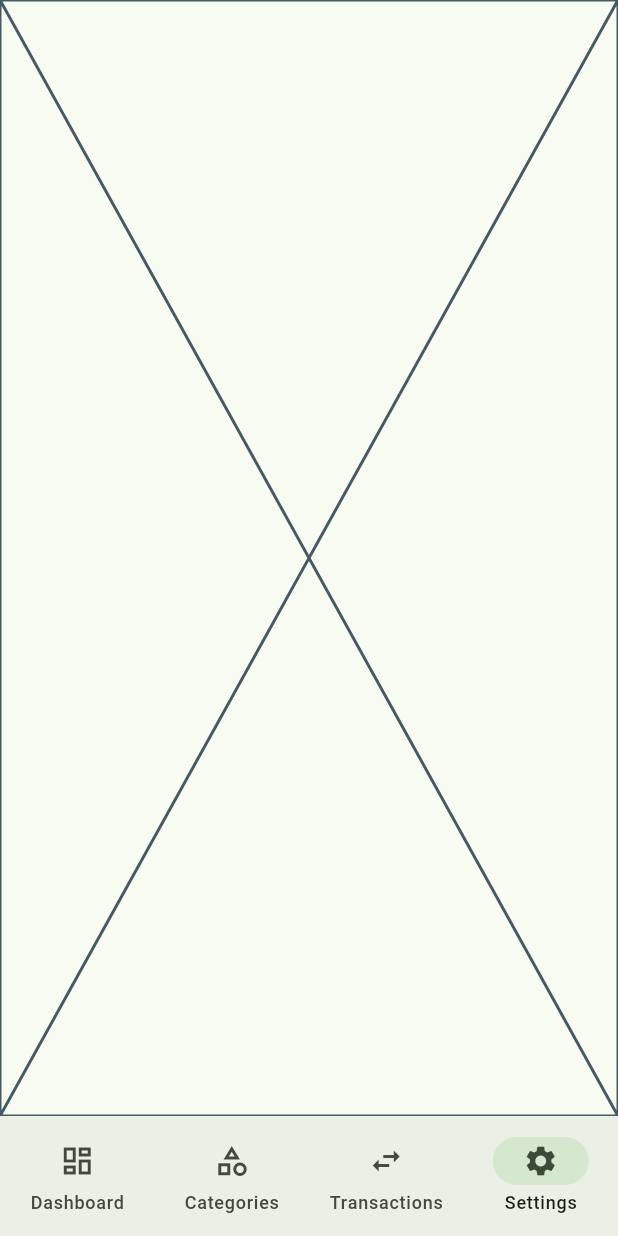
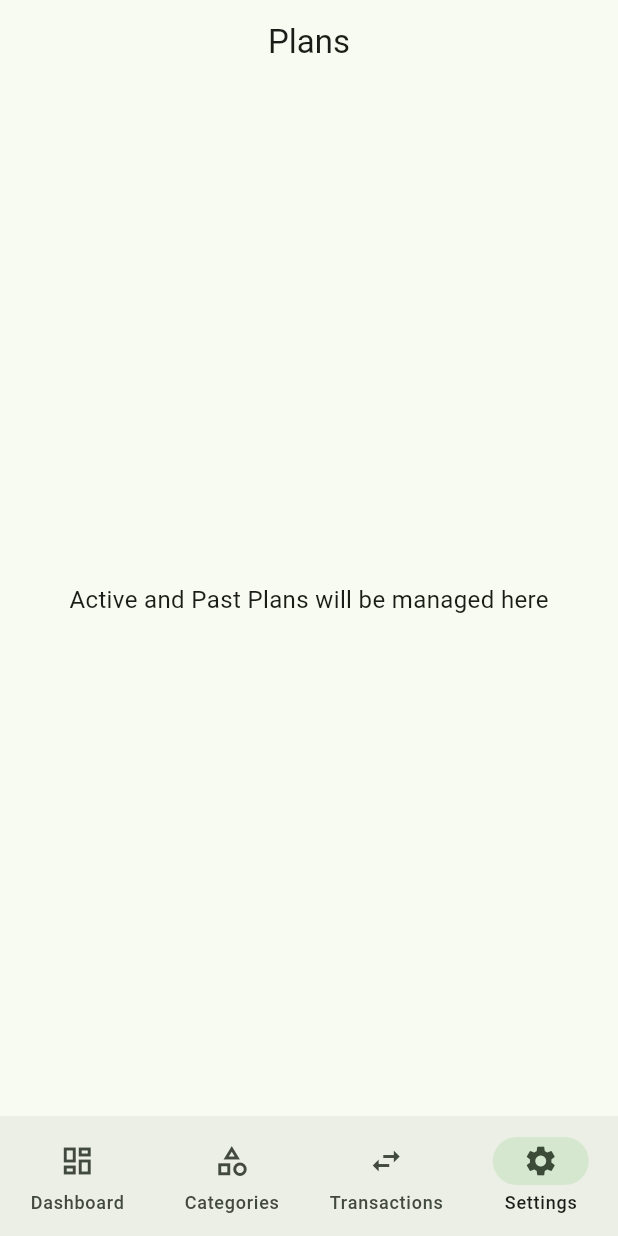
Before and after one commit to barakavic/ba_102, a Flutter app: the screen it shows after launch, item 4 of the bottom bar chosen, on a phone screen of 412 x 824 dp. Run offline on Flutter 3.47's test engine with Material 3 defaults, Android fonts, the phone set to English and light mode, and no system bars; our stand-ins replace flutter_riverpod.

Commit message:
feat: Implement main navigation and add feature pages for categories, plans, settings, and transactions

```diff
--- /dev/null
+++ b/ba_102_fe/lib/features/plans/presentation/plans_page.dart
@@ -0,0 +1,26 @@
+import 'package:flutter/material.dart';
+import 'package:flutter_riverpod/flutter_riverpod.dart';
+
+class PlansPage extends ConsumerWidget{
+  const PlansPage({super.key});
+
+  @override
+  Widget build(BuildContext context, WidgetRef ref) {
+   return Scaffold(
+    appBar: AppBar(
+      title: const Text("Plans"),
+      centerTitle: true,
+    ),
+
+    body: Center(
+      child: Text("Active and Past Plans will be managed here",
+      style: TextStyle(fontSize: 16.0),),
+    ),
+
+
+
+
+   );
+    // throw UnimplementedError();
+  }
+}
--- a/ba_102_fe/lib/main_navigation.dart
+++ b/ba_102_fe/lib/main_navigation.dart
@@ -1,3 +1,7 @@
+import 'package:ba_102_fe/features/categories/presentation/categories_page.dart';
+import 'package:ba_102_fe/features/plans/presentation/plans_page.dart';
+import 'package:ba_102_fe/features/settings/presentation/settings_page.dart';
+import 'package:ba_102_fe/features/transactions/presentation/transactions_page.dart';
 import 'package:flutter/material.dart';
 import 'package:flutter_riverpod/flutter_riverpod.dart';
 import 'package:ba_102_fe/dashboard_page.dart';
@@ -13,10 +17,10 @@ class MainNavigation extends ConsumerWidget{
 
     final pages  = const [
       DashboardPage(),
-      Placeholder(),
-      Placeholder(),
-      Placeholder(),
-      Placeholder()
+      CategoriesPage(),
+      TransactionsPage(),
+      PlansPage(),
+      SettingsPage()
 
     ];
 
```
Also changed, not shown: ba_102_fe/lib/features/categories/presentation/categories_page.dart (added, +25 -0 lines), ba_102_fe/lib/features/settings/presentation/settings_page.dart (added, +22 -0 lines), ba_102_fe/lib/features/transactions/presentation/transactions_page.dart (added, +28 -0 lines).
